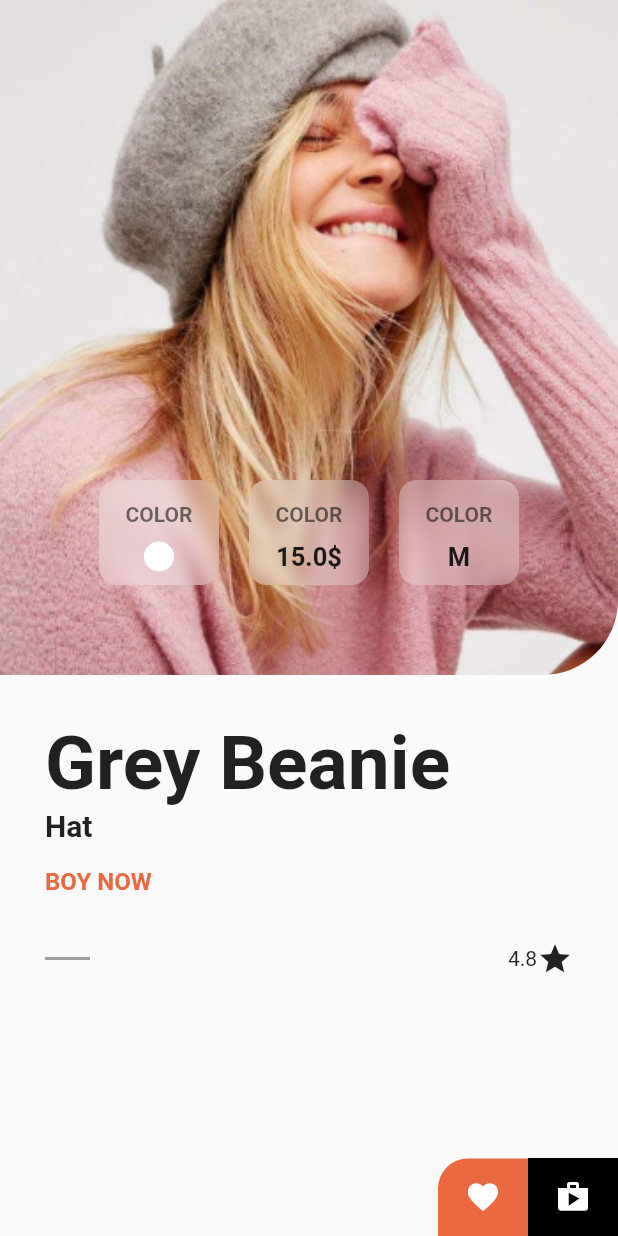
After one commit to ahmedelsayed96/Flutter-Fashion-app-part-1, a Flutter app: the screen it shows after launch, after a tap on "GREY BEANIE", on a phone screen of 412 x 824 dp. The commit adds this screen. Run offline on Flutter 3.47's test engine with Material 2 defaults, Android fonts, the phone set to English and light mode, and no system bars.

Commit message:
Fashion App Part Two

```diff
--- /dev/null
+++ b/lib/product_details.dart
@@ -0,0 +1,259 @@
+import 'dart:ui';
+
+import 'package:fahsion/animator.dart';
+import 'package:fahsion/main.dart';
+import 'package:flutter/material.dart';
+
+class ProductDetails extends StatefulWidget {
+  Product product;
+
+  ProductDetails(this.product);
+
+  @override
+  _ProductDetailsState createState() => _ProductDetailsState();
+}
+
+class _ProductDetailsState extends State<ProductDetails> with SingleTickerProviderStateMixin {
+  Product product;
+  AnimationController controller;
+  Animation ainmation;
+
+  @override
+  void initState() {
+    this.product = widget.product;
+    controller =AnimationController(vsync: this,duration: Duration(milliseconds: 800));
+    ainmation =CurvedAnimation(parent: controller,curve: Curves.easeInOutBack);
+    controller.forward();
+    super.initState();
+  }
+@override
+  void dispose() {
+    controller.dispose();
+    super.dispose();
+  }
+
+  @override
+  Widget build(BuildContext context) {
+    return Scaffold(
+      body: Stack(
+        children: <Widget>[
+          buildListView(),
+          buildCartAndFave(),
+        ],
+      ),
+    );
+  }
+
+  Widget buildListView() {
+    return ListView(
+      children: <Widget>[
+        buildTopSide(),
+        AnimatedBuilder(
+          animation: controller,
+          builder: (context, snapshot) {
+            return Transform.translate(
+              offset: Offset(-100*(1-controller.value),0),
+              child: Padding(
+                padding: const EdgeInsets.only(left: 30, top: 30.0),
+                child: Text(
+                  product.name,
+                  style: TextStyle(fontWeight: FontWeight.bold, fontSize: 50),
+                ),
+              ),
+            );
+          }
+        ),
+        AnimatedBuilder(
+          animation: controller,
+          builder: (context, snapshot) {
+            return Transform.translate(
+              offset: Offset(-200*(1-controller.value),0),
+              child: Padding(
+                padding: const EdgeInsets.only(left: 30),
+                child: Text(
+                  product.type,
+                  style: TextStyle(fontWeight: FontWeight.bold, fontSize: 20),
+                ),
+              ),
+            );
+          }
+        ),
+        AnimatedBuilder(
+          animation: controller,
+          builder: (context, snapshot) {
+            return Transform.translate(
+              offset: Offset(0,20*(1-controller.value)),
+              child: Padding(
+                padding: const EdgeInsets.only(left: 30.0, top: 16),
+                child: Text(
+                  'BOY NOW',
+                  style: TextStyle(
+                      fontWeight: FontWeight.bold, fontSize: 16, color: mOrage),
+                ),
+              ),
+            );
+          }
+        ),
+        SizedBox(
+          height: 30,
+        ),
+        Row(
+          crossAxisAlignment: CrossAxisAlignment.center,
+          children: <Widget>[
+            Container(
+              margin: EdgeInsets.only(left: 30),
+              width: 30,
+              height: 2,
+              color: Colors.grey,
+            ),
+            Spacer(),
+            Text('4.8'),
+            Icon(Icons.star),
+            SizedBox(
+              width: 30,
+            ),
+          ],
+        ),
+        AnimatedBuilder(
+          animation: controller,
+          builder: (context, snapshot) {
+            return Transform.translate(
+              offset: Offset(0,40*(1-controller.value)),
+              child: Padding(
+                padding: const EdgeInsets.only(left: 30.0, right: 120, top: 30),
+                child: Text(
+                  product.description,
+                  style: TextStyle(color: Colors.grey),
+                ),
+              ),
+            );
+          }
+        )
+      ],
+    );
+  }
+
+  Widget buildTopSide() {
+    Size size = MediaQuery.of(context).size;
+    return Stack(
+      children: <Widget>[
+        buildImage(size),
+        buildTextBox('COLOR',
+            right: size.width / 2 + 40 + 20,
+            child: Container(
+              width: 20,
+              height: 20,
+              decoration: BoxDecoration(
+                  color: Colors.white,
+                  borderRadius: BorderRadius.all(Radius.circular(25))),
+            )),
+        buildTextBox('PRICE',
+            right: size.width / 2 - 40,
+            child: Text(
+              '${product.price}\$',
+              style: TextStyle(fontWeight: FontWeight.bold, fontSize: 17),
+            )),
+        buildTextBox('SIZE',
+            right: size.width / 2 - 40 - 80 - 20,
+            child: Text(
+              'M',
+              style: TextStyle(fontWeight: FontWeight.bold, fontSize: 17),
+            )),
+      ],
+    );
+  }
+
+  Widget buildTextBox(String text, {Widget child, double right}) {
+    return AnimatedBuilder(
+      animation: ainmation,
+      builder: (context, snapshot) {
+        return Positioned(
+          height: 70,
+          width: 80,
+          bottom: 60 * ainmation.value,
+          right: right,
+          child: ClipRRect(
+            borderRadius: BorderRadius.circular(12),
+            child: BackdropFilter(
+              filter: ImageFilter.blur(sigmaX: 5, sigmaY: 5),
+              child: Container(
+                color: Colors.white.withOpacity(.3),
+                child: Column(
+                  children: <Widget>[
+                    SizedBox(
+                      height: 15,
+                    ),
+                    Text(
+                      'COLOR',
+                      style: TextStyle(
+                          fontWeight: FontWeight.bold, color: Colors.black54),
+                    ),
+                    SizedBox(
+                      height: 10,
+                    ),
+                    child
+                  ],
+                ),
+              ),
+            ),
+          ),
+        );
+      }
+    );
+  }
+
+  Hero buildImage(Size size) {
+    return Hero(
+      tag: product.image,
+      child: ClipRRect(
+        borderRadius: BorderRadius.only(
+          bottomRight: Radius.circular(50),
+        ),
+        child: Image.asset(
+          product.image,
+          width: size.width,
+          height: 450,
+          fit: BoxFit.cover,
+        ),
+      ),
+    );
+  }
+
+  Widget buildCartAndFave() {
+    return Positioned(
+      bottom: 0,
+      right: 0,
+      child: Row(
+        children: <Widget>[
+          Animator(
+            builder: (context, snapshot,value) {
+              return Transform.translate(
+                offset: Offset(0,30*(1-value)),
+                child: Container(
+                  width: 60,
+                  padding: EdgeInsets.all(14),
+                  child: Icon(
+                    Icons.favorite,
+                    color: Colors.white,
+                  ),
+                  decoration: BoxDecoration(
+                      color: mOrage,
+                      borderRadius: BorderRadius.only(topLeft: Radius.circular(20))),
+                ),
+              );
+            }
+          ),
+          Container(
+            width: 60,
+            padding: EdgeInsets.all(14),
+            child: Icon(
+              Icons.shop,
+              color: Colors.white,
+            ),
+            color: Colors.black,
+          ),
+        ],
+      ),
+    );
+  }
+}
--- a/lib/product_widget.dart
+++ b/lib/product_widget.dart
@@ -1,3 +1,4 @@
+import 'package:fahsion/product_details.dart';
 import 'package:flutter/material.dart';
 
 import 'main.dart';
@@ -9,7 +10,11 @@ class ProductWidget extends StatelessWidget {
 
   @override
   Widget build(BuildContext context) {
-    return Container(
+    return InkWell(
+      onTap: (){
+        Navigator.of(context).push(MaterialPageRoute(builder: (context)=>ProductDetails(product)));
+      },
+      child: Container(
         margin: EdgeInsets.all(5),
         child: Column(
           children: <Widget>[
@@ -32,6 +37,7 @@ class ProductWidget extends StatelessWidget {
 
           ],
         ),
+      ),
     );
   }
 
```
Lines whose indentation alone changed are shown as unchanged.
